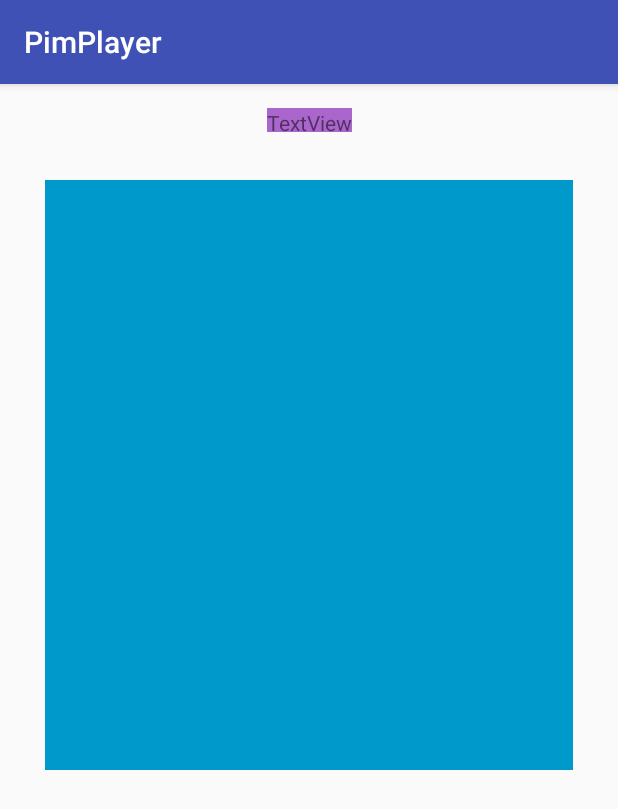
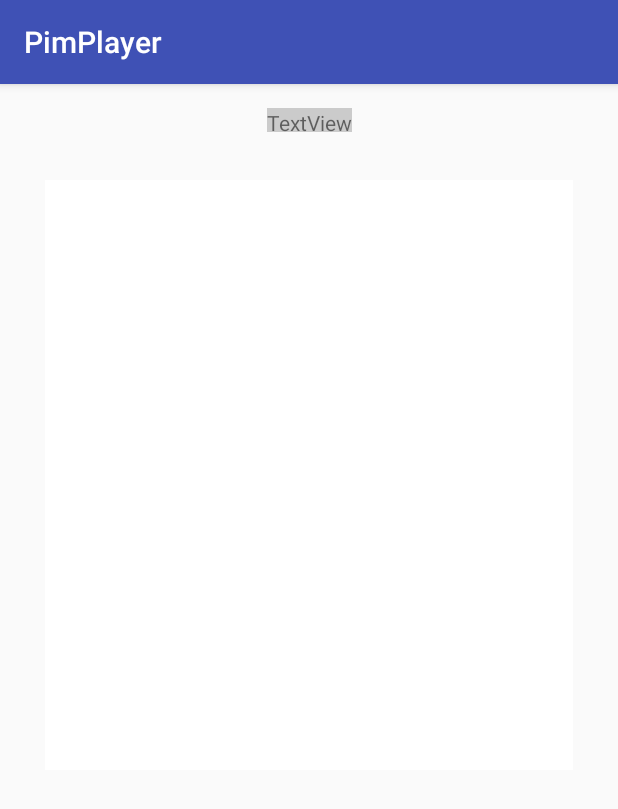
Before and after one commit to pat-gardner/pimsleur, an Android app: the screen it shows after launch (MainActivity), on a phone screen of 412 x 824 dp. Shown: the top 809 px of the screen. Run offline under Robolectric (Android 15) with nearby library versions, the phone set to English and light mode, and no system bars; 1 statement that could not run was skipped.

```diff
--- a/app/src/main/res/layout/activity_main.xml
+++ b/app/src/main/res/layout/activity_main.xml
@@ -13,7 +13,7 @@
         android:layout_marginEnd="16dp"
         android:layout_marginStart="16dp"
         android:layout_marginTop="32dp"
-        android:background="@android:color/holo_blue_dark"
+        android:background="#ffffff"
         app:layout_constraintEnd_toEndOf="parent"
         app:layout_constraintHorizontal_bias="0.5"
         app:layout_constraintStart_toStartOf="parent"
@@ -24,7 +24,7 @@
         android:layout_width="wrap_content"
         android:layout_height="16dp"
         android:layout_marginTop="16dp"
-        android:background="@android:color/holo_purple"
+        android:background="#cbcbcb"
         android:text="TextView"
         app:layout_constraintEnd_toEndOf="parent"
         app:layout_constraintStart_toStartOf="parent"
```
